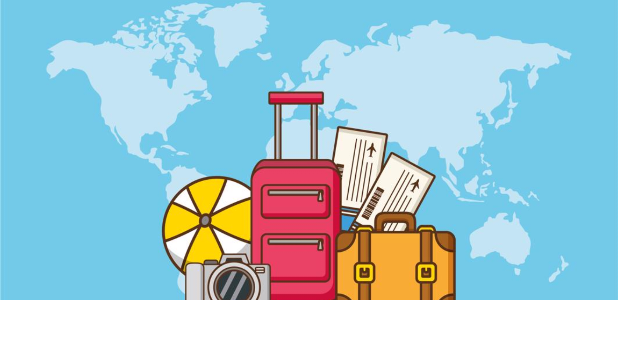
After one commit to Fbada006/GloboTour, an Android app: the layout nav_header.xml on its own in the app's theme, with its tools: preview values and no code run, on a phone screen of 412 x 824 dp. The commit adds this screen. Shown: the top 339 px of the screen. Run offline under Robolectric (Android 15) with nearby library versions, the phone set to English and light mode, and no system bars.

Commit message:
add layout for navigation drawer and hook it up to activity_main.xml

```diff
--- /dev/null
+++ b/app/src/main/res/layout/nav_header.xml
@@ -0,0 +1,19 @@
+<?xml version="1.0" encoding="utf-8"?>
+<androidx.constraintlayout.widget.ConstraintLayout xmlns:android="http://schemas.android.com/apk/res/android"
+    xmlns:app="http://schemas.android.com/apk/res-auto"
+    android:layout_width="match_parent"
+    android:layout_height="match_parent"
+    android:fitsSystemWindows="true">
+
+    <ImageView
+        android:id="@+id/imv_header_background"
+        android:layout_width="0dp"
+        android:layout_height="200dp"
+        android:contentDescription="@string/nav_header_background"
+        android:scaleType="centerCrop"
+        app:layout_constraintEnd_toEndOf="parent"
+        app:layout_constraintStart_toStartOf="parent"
+        app:layout_constraintTop_toTopOf="parent"
+        app:srcCompat="@drawable/header_background" />
+
+</androidx.constraintlayout.widget.ConstraintLayout>
--- a/app/src/main/res/values-night/themes.xml
+++ b/app/src/main/res/values-night/themes.xml
@@ -12,5 +12,6 @@
         <!-- Status bar color. -->
         <item name="android:statusBarColor" tools:targetApi="l">?attr/colorPrimaryVariant</item>
         <!-- Customize your theme here. -->
+        <item name="android:windowTranslucentStatus">true</item>
     </style>
 </resources>
--- a/app/src/main/res/values/themes.xml
+++ b/app/src/main/res/values/themes.xml
@@ -12,5 +12,6 @@
         <!-- Status bar color. -->
         <item name="android:statusBarColor" tools:targetApi="l">?attr/colorPrimaryVariant</item>
         <!-- Customize your theme here. -->
+        <item name="android:windowTranslucentStatus">true</item>
     </style>
 </resources>
```
Also changed, not shown: app/src/main/res/layout/activity_main.xml (+16 -4 lines), app/src/main/res/menu/activity_main_drawer_items.xml (added, +14 -0 lines).
